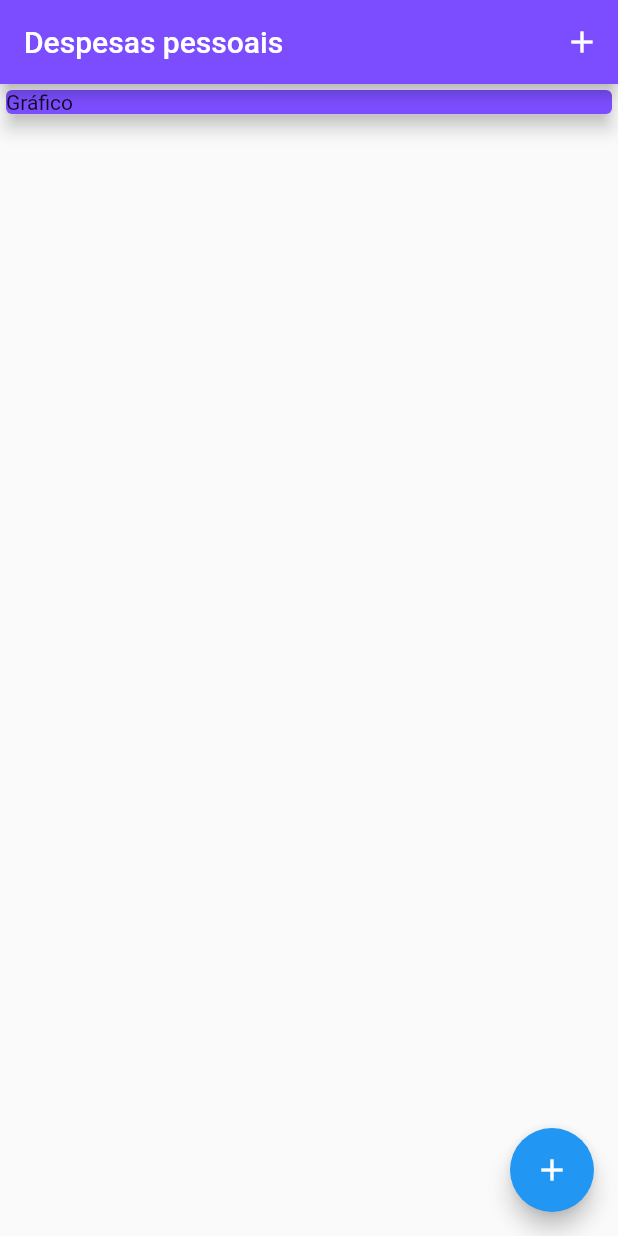
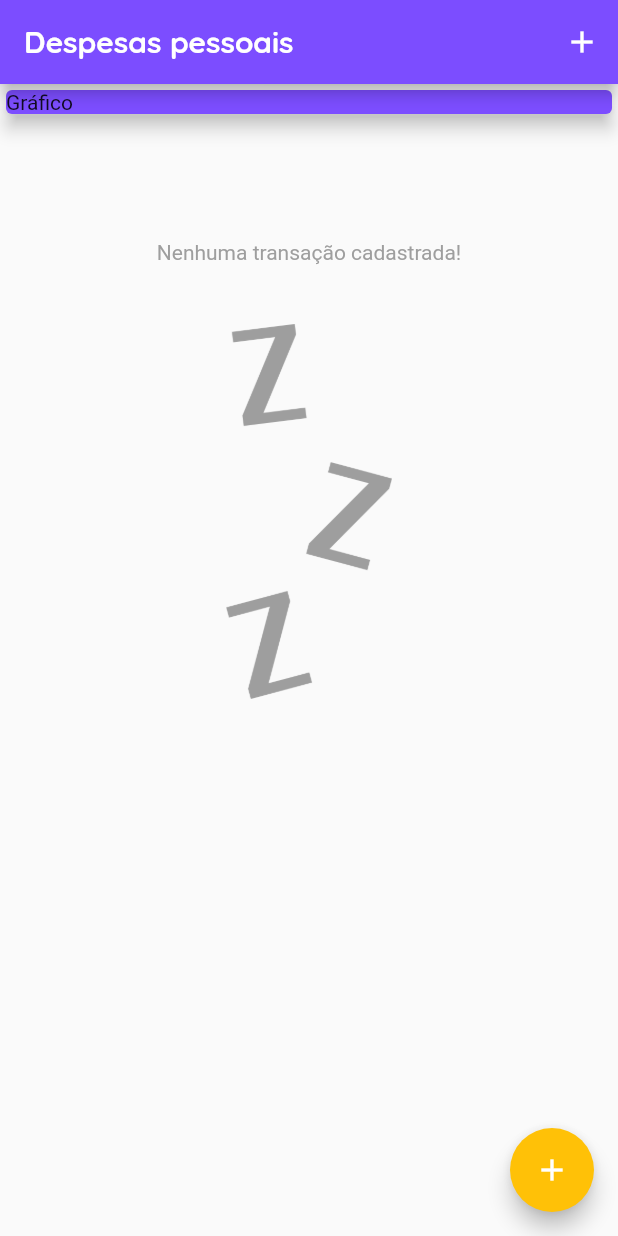
Before and after one commit to PedroH-Peres/AppExpenseControl-Flutter, a Flutter app: the screen it shows after launch, on a phone screen of 412 x 824 dp. Run offline on Flutter 3.47's test engine with Material 2 defaults, Android fonts, the phone set to English and light mode, and no system bars.

Commit message:
version0.2
- Images
- Fonts

```diff
--- a/lib/components/transaction_list.dart
+++ b/lib/components/transaction_list.dart
@@ -13,8 +13,18 @@ class TransactionList extends StatelessWidget {
   @override
   Widget build(BuildContext context) {
     return Container(
-      height: 380,
-      child: ListView.builder(
+      height: 520,
+      child: transactions.isEmpty ?
+        Column(
+          children: [
+            SizedBox(height: 80,),
+            Text('Nenhuma transação cadastrada!', style: TextStyle(color: Colors.grey),),
+            SizedBox(height: 40,),
+            Container( height: 250,
+              child: Image.asset('assets/images/waiting.png', fit: BoxFit.cover, color: Colors.grey,))
+          ],
+        )
+      :ListView.builder(
         itemCount: transactions.length,
         itemBuilder: (ctx, index) {
           final tr = transactions[index];
--- a/lib/main.dart
+++ b/lib/main.dart
@@ -18,9 +18,22 @@ class ExpensesApp extends StatelessWidget {
 
   @override
   Widget build(BuildContext context) {
-    return MaterialApp(
-      theme: ThemeData(primaryColor: Colors.deepPurpleAccent),
-      home: HomePage()
+    final ThemeData tema = ThemeData();
+    return MaterialApp(home: HomePage(),
+      theme: tema.copyWith(
+          colorScheme: tema.colorScheme.copyWith(primary: Colors.deepPurpleAccent, secondary: Colors.amber
+        ),
+        textTheme: tema.textTheme.copyWith(
+          headline6: TextStyle(
+            fontFamily: 'OpenSans',
+            fontSize: 18,
+            fontWeight: FontWeight.bold, color: Colors.black
+          ),
+        ),
+        appBarTheme: AppBarTheme(
+          titleTextStyle: TextStyle(fontFamily: 'Quicksand', fontSize: 20, fontWeight: FontWeight.bold)
+        ),
+      )
     );
   }
 }
```
Also changed, not shown: pubspec.yaml (+14 -14 lines), assets/fonts/OpenSans-Bold.ttf (added), assets/fonts/OpenSans-Regular.ttf (added), assets/fonts/Quicksand-Bold.ttf (added), assets/fonts/Quicksand-Light.ttf (added), assets/fonts/Quicksand-Medium.ttf (added), assets/fonts/Quicksand-Regular.ttf (added), assets/images/waiting.png (added).
